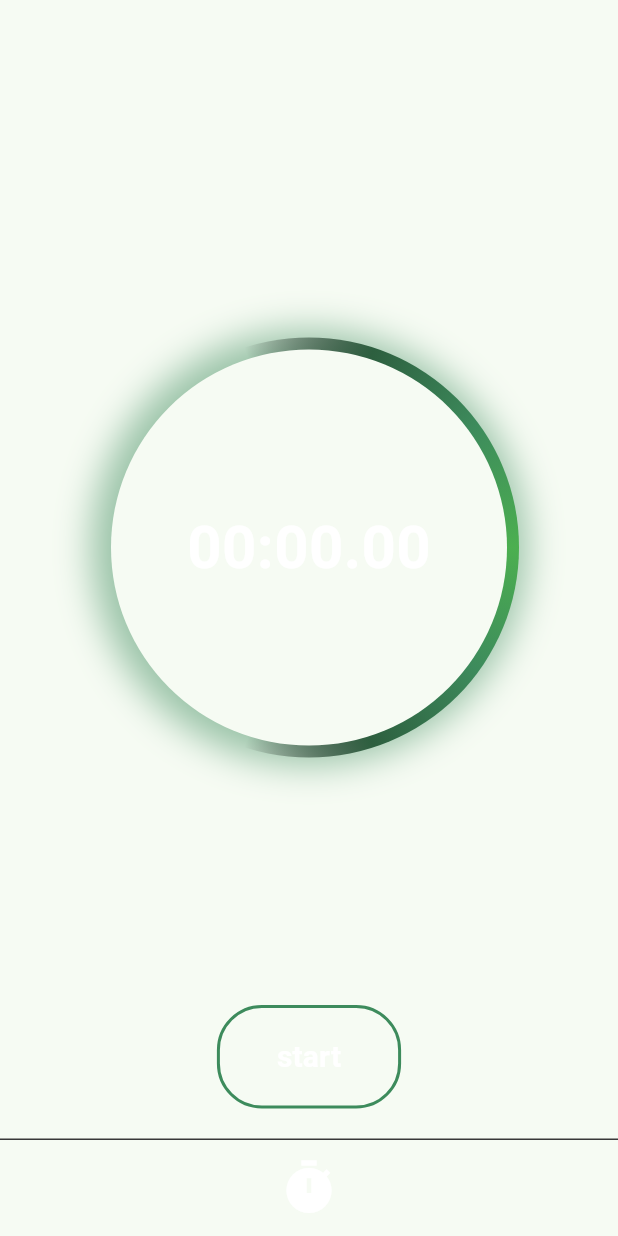
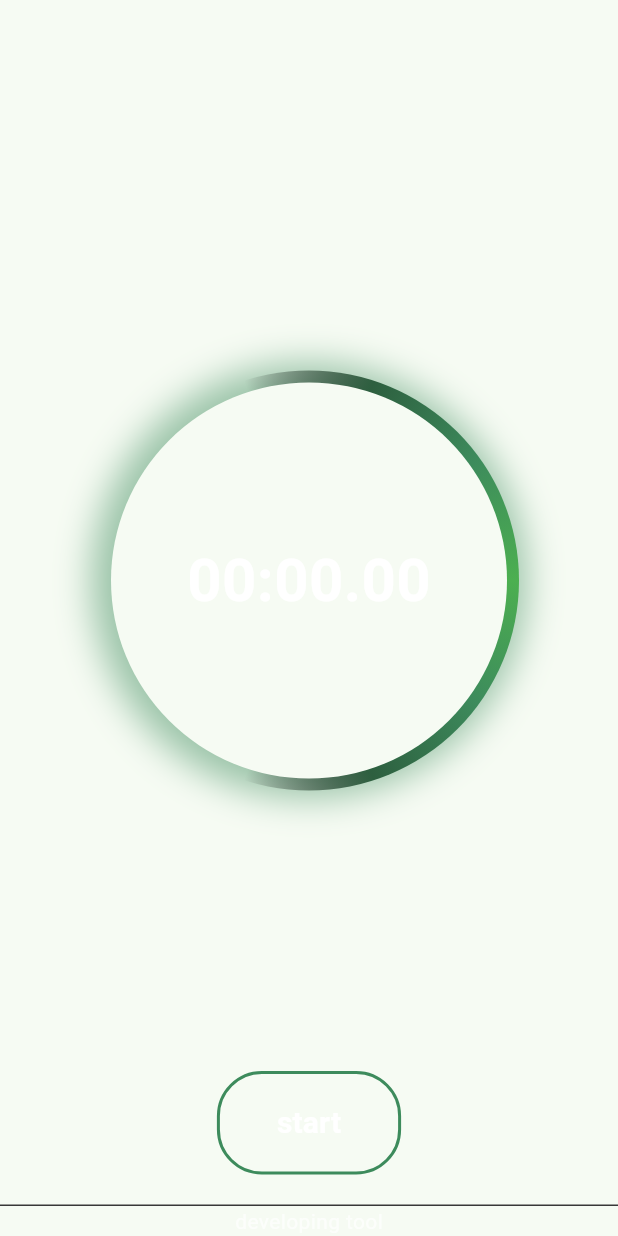
Before and after one commit to LaifMin/StopWatchFlutterAnimatedRing, a Flutter app: the screen it shows after launch, on a phone screen of 412 x 824 dp. Run offline on Flutter 3.47's test engine with Material 3 defaults, Android fonts, the phone set to English and light mode, and no system bars.

Commit message:
Small UI changes, last ig

```diff
--- a/lib/main.dart
+++ b/lib/main.dart
@@ -339,7 +339,6 @@ class _StopWatchState extends State<MyHomePage> with SingleTickerProviderStateMi
         ),
       ),
       bottomNavigationBar: Container(
-        padding: const EdgeInsets.all(12),
       decoration: const BoxDecoration(
       border: Border(
       top: BorderSide(
@@ -351,10 +350,13 @@ class _StopWatchState extends State<MyHomePage> with SingleTickerProviderStateMi
       child: const Row(
       mainAxisAlignment: MainAxisAlignment.center,
       children: [
-            Icon(
-              Icons.timer,
-              color: Colors.white,
-              size: 40,
+      Text(
+      "developing tool",
+      style: TextStyle(
+        color: Colors.white70,
+          fontSize: 14,
+            fontWeight: FontWeight.w400,
+            ),
             ),
         ],
       ),
```
Lines whose indentation alone changed are shown as unchanged.
